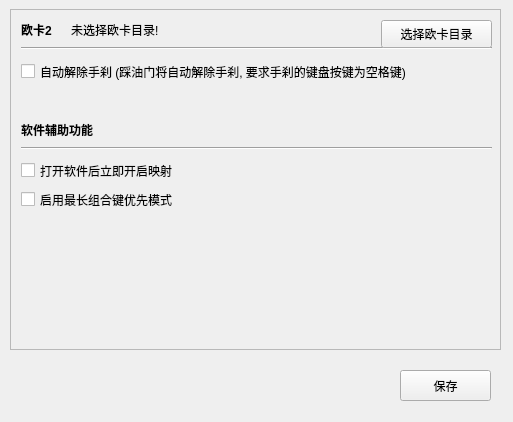
Above: AssistFuncWindow.ui from InsistonTan/KeyMappingsTool before the change. Below: the same form after it.
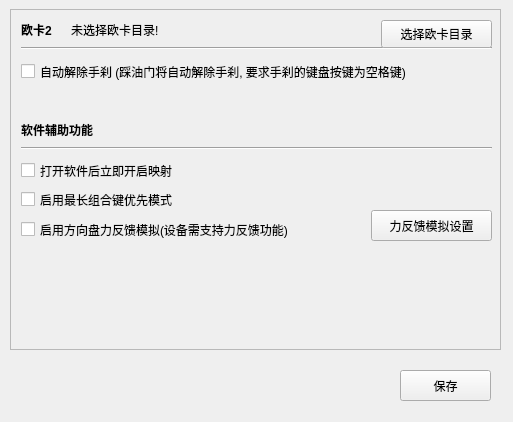
That is the form after the change.

Commit message: [add]新增辅助功能: 方向盘力反馈模拟

The edit to the form file:
```diff
--- a/AssistFuncWindow.ui
+++ b/AssistFuncWindow.ui
@@ -113,7 +113,7 @@
        <rect>
         <x>10</x>
         <y>150</y>
-        <width>491</width>
+        <width>471</width>
         <height>21</height>
        </rect>
       </property>
@@ -160,7 +160,7 @@
        <rect>
         <x>10</x>
         <y>180</y>
-        <width>491</width>
+        <width>471</width>
         <height>19</height>
        </rect>
       </property>
@@ -171,6 +171,40 @@
        <string>启用最长组合键优先模式</string>
       </property>
      </widget>
+     <widget class="QCheckBox" name="checkBox_4">
+      <property name="geometry">
+       <rect>
+        <x>10</x>
+        <y>210</y>
+        <width>341</width>
+        <height>19</height>
+       </rect>
+      </property>
+      <property name="toolTip">
+       <string>组合键按下时只执行组合键映射，不执行对应子键映射</string>
+      </property>
+      <property name="text">
+       <string>启用方向盘力反馈模拟(设备需支持力反馈功能)</string>
+      </property>
+     </widget>
+     <widget class="QPushButton" name="pushButton_3">
+      <property name="geometry">
+       <rect>
+        <x>360</x>
+        <y>200</y>
+        <width>121</width>
+        <height>31</height>
+       </rect>
+      </property>
+      <property name="font">
+       <font>
+        <pointsize>9</pointsize>
+       </font>
+      </property>
+      <property name="text">
+       <string>力反馈模拟设置</string>
+      </property>
+     </widget>
     </widget>
    </widget>
    <widget class="QPushButton" name="pushButton">
```
The commit also changes 12 other files.
